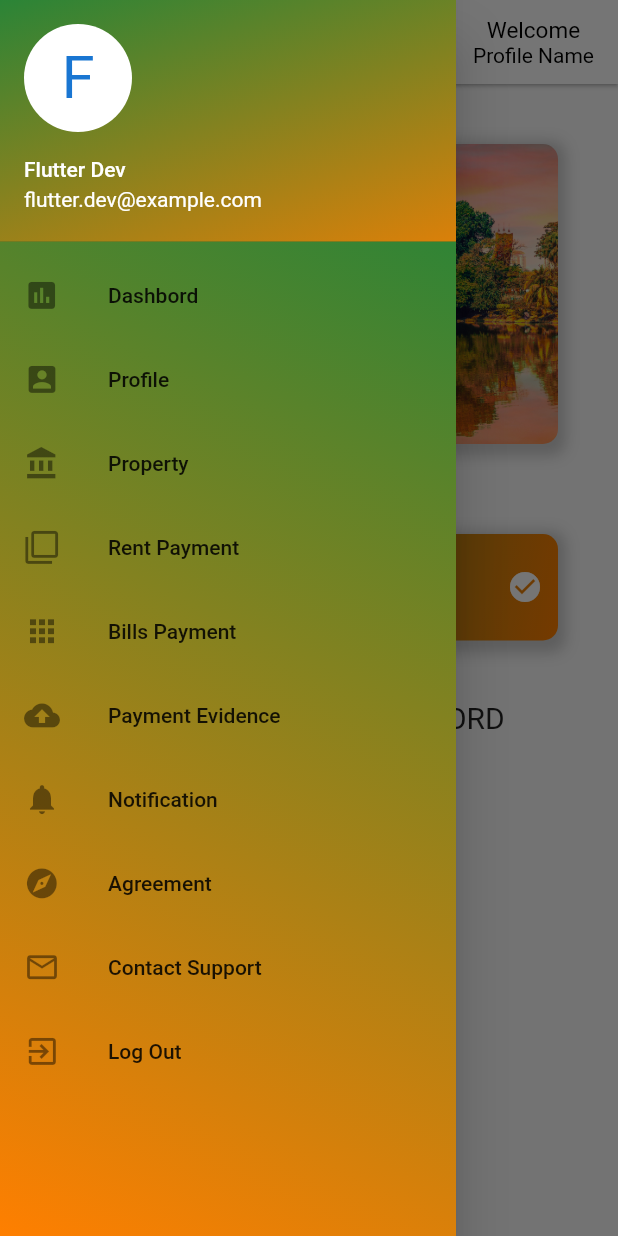
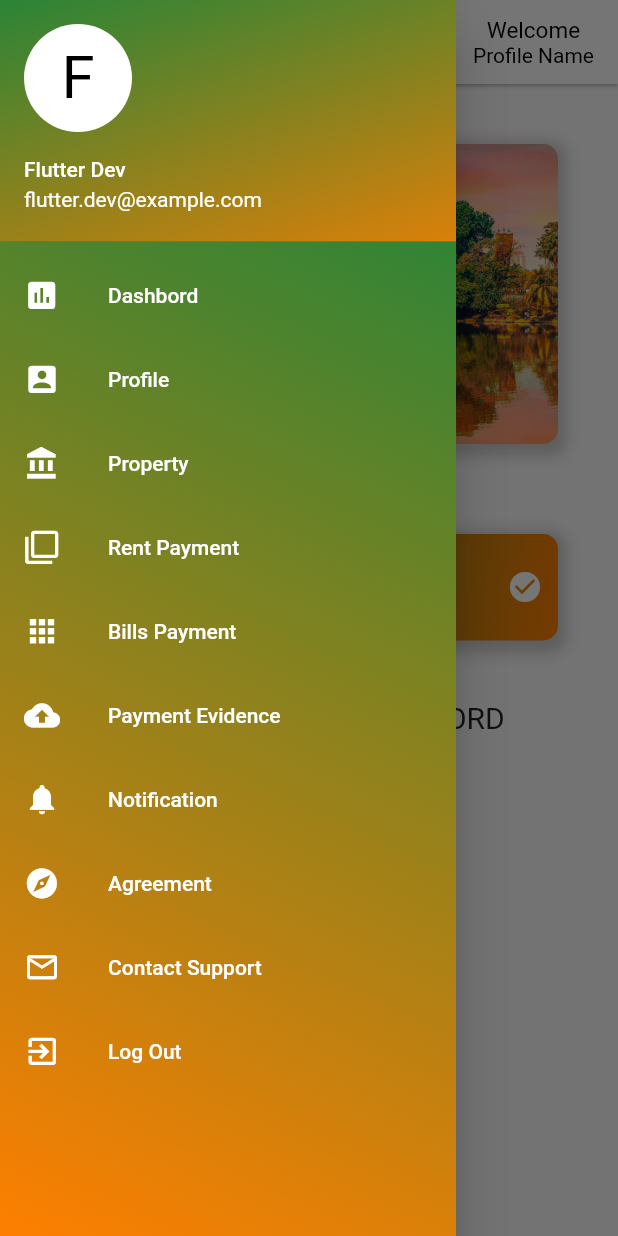
Before and after one commit to git-tolu/estpro, a Flutter app: the BillPay screen opened directly, with the side drawer open, on a phone screen of 412 x 824 dp. Run offline on Flutter 3.47's test engine with Material 2 defaults, Android fonts, the phone set to English and light mode, and no system bars; our stand-ins replace gap, get.

Commit message:
dashboard changes commit

```diff
--- a/estpro/lib/dashboard.dart
+++ b/estpro/lib/dashboard.dart
@@ -1,5 +1,6 @@
 import 'dart:math';
 
+import 'package:estpro/utils/appLayout.dart';
 import 'package:estpro/utils/appStyle.dart';
 import 'package:estpro/widgets/appbar.dart';
 import 'package:estpro/widgets/sidebar.dart';
@@ -103,9 +104,28 @@ class _DashboardState extends State<Dashboard> {
             ),
           ),
           // first section end
-          const Gap(40),
+          // const Gap(40),
           // second section
           Container(
+            height: AppLayout.GetHeight(665),
+            decoration: BoxDecoration(
+              image: const DecorationImage(
+                fit: BoxFit.cover,
+                image: AssetImage(
+                  "assets/images/profilebg.jpg",
+                ),
+              ),
+              borderRadius: BorderRadius.circular(10.0),
+              boxShadow: [
+                BoxShadow(
+                  color: Colors.grey.withOpacity(0.5),
+                  spreadRadius: 5,
+                  blurRadius: 7,
+                  offset: const Offset(0, 3),
+                ),
+              ],
+            ),
+            child: Container(
               margin: const EdgeInsets.all(50),
               child: Center(
                 child: Column(
@@ -349,6 +369,7 @@ class _DashboardState extends State<Dashboard> {
                 ),
               ),
             ),
+          ),
           // second section end
         ],
       ),
--- a/estpro/lib/main.dart
+++ b/estpro/lib/main.dart
@@ -28,9 +28,11 @@ class MyApp extends StatelessWidget {
             color: Styles.black,
           ),
         ),
+        primarySwatch: Colors.blue,
       ),
-      darkTheme: ThemeData.dark(), // standard dark theme
-      themeMode: ThemeMode.system, // device controls theme
+      // darkTheme: ThemeData.dark(), // standard dark theme
+      // themeMode: ThemeMode.system, // device controls theme
+
       home: MyHomePage(),
     );
   }
--- a/estpro/lib/widgets/appbar.dart
+++ b/estpro/lib/widgets/appbar.dart
@@ -20,11 +20,18 @@ class Appbar extends StatelessWidget {
         Column(
           children: [
             InkWell(
-              child: const Text(
-                'Welcome',
-                style: TextStyle(
-                  fontSize: 15,
-                ),
+              child:  const Column(
+                children: [
+                  Text(
+                    'Welcome',
+                    style: TextStyle(
+                      fontSize: 15,
+                    ),
+                  ),
+                  Text(
+                    'Profile Name',
+                  ),
+                ],
               ),
               onTap: () {
                 showMenu(
@@ -37,8 +44,18 @@ class Appbar extends StatelessWidget {
                         //   left: 40,
                         // ),
                         child: const UserAccountsDrawerHeader(
-                          accountName: Text('Flutter Dev'),
-                          accountEmail: Text('flutter.dev@example.com'),
+                          accountName: Text(
+                            'Flutter Dev',
+                            style: TextStyle(
+                              color: Colors.black,
+                            ),
+                          ),
+                          accountEmail: Text(
+                            'flutter.dev@example.com',
+                            style: TextStyle(
+                              color: Colors.black,
+                            ),
+                          ),
                           decoration: BoxDecoration(
                             // gradient: LinearGradient(
                             //   begin: Alignment.topLeft,
@@ -50,10 +67,15 @@ class Appbar extends StatelessWidget {
                             // ),
                             color: Colors.transparent,
                           ),
-
                           currentAccountPicture: CircleAvatar(
-                            backgroundColor: Colors.white,
-                            child: Text('F', style: TextStyle(fontSize: 40.0)),
+                            backgroundColor: Colors.black,
+                            child: Text(
+                              'F',
+                              style: TextStyle(
+                                fontSize: 40.0,
+                                color: Colors.white,
+                              ),
+                            ),
                           ),
                         ),
                       ),
@@ -85,53 +107,7 @@ class Appbar extends StatelessWidget {
                     ),
                   ],
                 );
-                // DropdownMenuItem(
-                //   child: ListView(
-                //     children: [
-                //       UserAccountsDrawerHeader(
-                //         accountName: const Text('Flutter Dev'),
-                //         accountEmail: const Text('flutter.dev@example.com'),
-                //         decoration: BoxDecoration(
-                //           gradient: LinearGradient(
-                //             begin: Alignment.topLeft,
-                //             end: Alignment.bottomRight,
-                //             colors: Styles.bgColor,
-                //             stops: const [0.0, 1.0],
-                //             tileMode: TileMode.repeated,
-                //             transform: const GradientRotation(45 * pi / 180),
-                //           ),
-                //         ),
-                //         currentAccountPicture: const CircleAvatar(
-                //           backgroundColor: Colors.white,
-                //           child: Text('F', style: TextStyle(fontSize: 40.0)),
-                //         ),
-                //       ),
-                //       const ListTile(
-                //         leading: Icon(Cusicons.account_box),
-                //         title: Text('Profile'),
-                //       ),
-                //       const ListTile(
-                //         leading: Icon(Icons.settings),
-                //         title: Text('Profile'),
-                //       ),
-                //       ListTile(
-                //         leading: const Icon(Cusicons.exit_to_app),
-                //         title: const Text('Log Out'),
-                //         onTap: () {
-                //           Navigator.push(
-                //             context,
-                //             MaterialPageRoute(
-                //                 builder: (context) => const LoginPage()),
-                //           );
-                //         },
-                //       ),
-                //     ],
-                //   ),
-                // );
               },
-            ),
-            const Text(
-              'Profile Name',
             ),
           ],
         ),
--- a/estpro/lib/widgets/sidebar.dart
+++ b/estpro/lib/widgets/sidebar.dart
@@ -45,12 +45,26 @@ class Sidebar extends StatelessWidget {
             ),
             currentAccountPicture: const CircleAvatar(
               backgroundColor: Colors.white,
-              child: Text('F', style: TextStyle(fontSize: 40.0)),
+              child: Text(
+                'F',
+                style: TextStyle(
+                  fontSize: 40.0,
+                  color: Colors.black,
+                ),
+              ),
             ),
           ),
           ListTile(
-            leading: const Icon(Cusicons.insert_chart),
-            title: const Text('Dashbord'),
+            leading: const Icon(
+              Cusicons.insert_chart,
+              color: Colors.white,
+            ),
+            title: const Text(
+              'Dashbord',
+              style: TextStyle(
+                color: Colors.white,
+              ),
+            ),
             onTap: () {
               Navigator.push(
                 context,
@@ -59,12 +73,28 @@ class Sidebar extends StatelessWidget {
             },
           ),
           const ListTile(
-            leading: Icon(Cusicons.account_box),
-            title: Text('Profile'),
+            leading: Icon(
+              Cusicons.account_box,
+              color: Colors.white,
+            ),
+            title: Text(
+              'Profile',
+              style: TextStyle(
+                color: Colors.white,
+              ),
+            ),
           ),
           ListTile(
-            leading: const Icon(Cusicons.account_balance),
-            title: const Text('Property'),
+            leading: const Icon(
+              Cusicons.account_balance,
+              color: Colors.white,
+            ),
+            title: const Text(
+              'Property',
+              style: TextStyle(
+                color: Colors.white,
+              ),
+            ),
             onTap: () {
               Navigator.push(
                 context,
@@ -73,8 +103,16 @@ class Sidebar extends StatelessWidget {
             },
           ),
           ListTile(
-            leading: const Icon(Cusicons.filter_none),
-            title: const Text('Rent Payment'),
+            leading: const Icon(
+              Cusicons.filter_none,
+              color: Colors.white,
+            ),
+            title: const Text(
+              'Rent Payment',
+              style: TextStyle(
+                color: Colors.white,
+              ),
+            ),
             onTap: () {
               Navigator.push(
                 context,
@@ -83,8 +121,16 @@ class Sidebar extends StatelessWidget {
             },
           ),
           ListTile(
-            leading: const Icon(Cusicons.apps),
-            title: const Text('Bills Payment'),
+            leading: const Icon(
+              Cusicons.apps,
+              color: Colors.white,
+            ),
+            title: const Text(
+              'Bills Payment',
+              style: TextStyle(
+                color: Colors.white,
+              ),
+            ),
             onTap: () {
               Navigator.push(
                 context,
@@ -93,24 +139,64 @@ class Sidebar extends StatelessWidget {
             },
           ),
           const ListTile(
-            leading: Icon(Cusicons.backup),
-            title: Text('Payment Evidence'),
+            leading: Icon(
+              Cusicons.backup,
+              color: Colors.white,
+            ),
+            title: Text(
+              'Payment Evidence',
+              style: TextStyle(
+                color: Colors.white,
+              ),
+            ),
           ),
           const ListTile(
-            leading: Icon(Cusicons.notifications),
-            title: Text('Notification'),
+            leading: Icon(
+              Cusicons.notifications,
+              color: Colors.white,
+            ),
+            title: Text(
+              'Notification',
+              style: TextStyle(
+                color: Colors.white,
+              ),
+            ),
           ),
           const ListTile(
-            leading: Icon(Cusicons.explore),
-            title: Text('Agreement'),
+            leading: Icon(
+              Cusicons.explore,
+              color: Colors.white,
+            ),
+            title: Text(
+              'Agreement',
+              style: TextStyle(
+                color: Colors.white,
+              ),
+            ),
           ),
           const ListTile(
-            leading: Icon(Cusicons.mail_outline),
-            title: Text('Contact Support'),
+            leading: Icon(
+              Cusicons.mail_outline,
+              color: Colors.white,
+            ),
+            title: Text(
+              'Contact Support',
+              style: TextStyle(
+                color: Colors.white,
+              ),
+            ),
           ),
           ListTile(
-            leading: const Icon(Cusicons.exit_to_app),
-            title: const Text('Log Out'),
+            leading: const Icon(
+              Cusicons.exit_to_app,
+              color: Colors.white,
+            ),
+            title: const Text(
+              'Log Out',
+              style: TextStyle(
+                color: Colors.white,
+              ),
+            ),
             onTap: () {
               Navigator.push(
                 context,
```
Also changed, not shown: estpro/assets/images/profilebg.jpg (added). Lines whose indentation alone changed are shown as unchanged.
